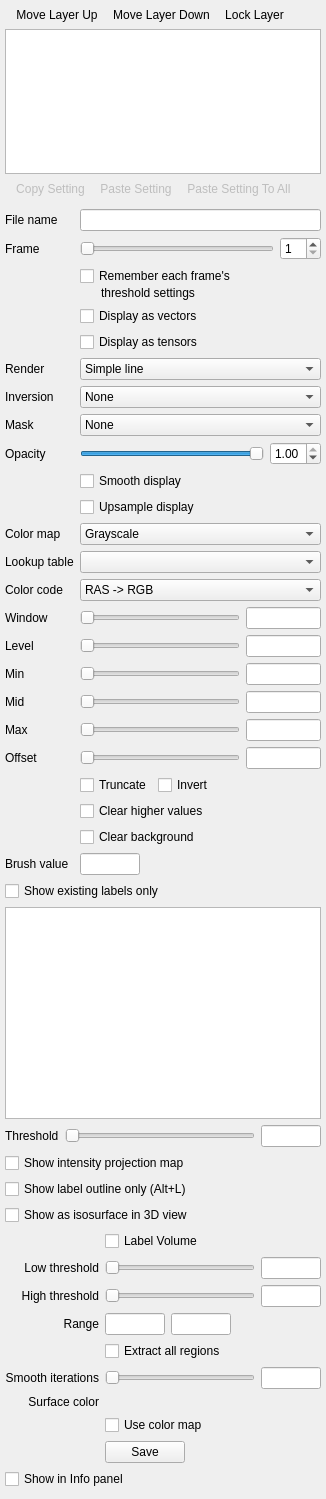
Qt form freeview/PanelVolume.ui (freesurfer/freesurfer) before a commit.
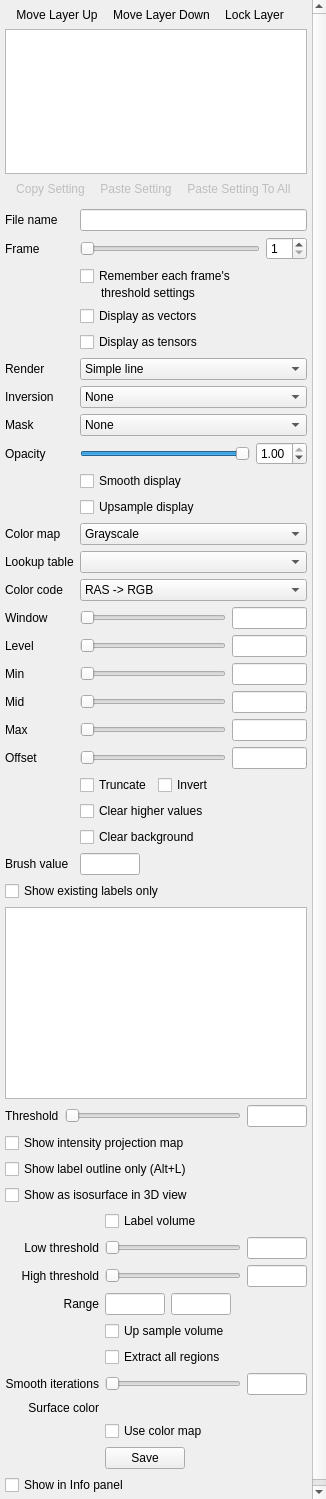
The same form after that commit. Icons and pictures are not drawn. Custom widgets are drawn as their Qt base class.

Commit message: add option to upsample volume when generating isosurface

Diff of the .ui file:
```diff
--- a/freeview/PanelVolume.ui
+++ b/freeview/PanelVolume.ui
@@ -28,7 +28,7 @@
      <x>0</x>
      <y>-196</y>
      <width>308</width>
-     <height>1695</height>
+     <height>1723</height>
     </rect>
    </property>
    <layout class="QVBoxLayout" name="verticalLayout">
@@ -859,7 +859,7 @@
     </item>
     <item>
      <layout class="QGridLayout" name="gridLayoutContour" columnstretch="0,0">
-      <item row="1" column="0">
+      <item row="2" column="0">
        <widget class="QLabel" name="labelContourThresholdLow">
         <property name="text">
          <string>Low threshold</string>
@@ -869,14 +869,14 @@
         </property>
        </widget>
       </item>
-      <item row="4" column="1">
+      <item row="6" column="1">
        <widget class="QCheckBox" name="checkBoxContourExtractAll">
         <property name="text">
          <string>Extract all regions</string>
         </property>
        </widget>
       </item>
-      <item row="6" column="0">
+      <item row="8" column="0">
        <widget class="QLabel" name="labelContourColor">
         <property name="text">
          <string>Surface color</string>
@@ -886,17 +886,17 @@
         </property>
        </widget>
       </item>
-      <item row="6" column="1">
+      <item row="8" column="1">
        <widget class="QtColorPicker" name="colorPickerContour" native="true"/>
       </item>
-      <item row="7" column="1">
+      <item row="9" column="1">
        <widget class="QCheckBox" name="checkBoxUseColorMap">
         <property name="text">
          <string>Use color map</string>
         </property>
        </widget>
       </item>
-      <item row="2" column="0">
+      <item row="3" column="0">
        <widget class="QLabel" name="labelContourThresholdHigh">
         <property name="text">
          <string>High threshold</string>
@@ -906,7 +906,7 @@
         </property>
        </widget>
       </item>
-      <item row="2" column="1">
+      <item row="3" column="1">
        <layout class="QHBoxLayout" name="horizontalLayout_13">
         <item>
          <widget class="QSlider" name="sliderContourThresholdHigh">
@@ -936,7 +936,7 @@
         </item>
        </layout>
       </item>
-      <item row="5" column="0">
+      <item row="7" column="0">
        <widget class="QLabel" name="labelSmoothIteration">
         <property name="text">
          <string>Smooth iterations</string>
@@ -946,7 +946,7 @@
         </property>
        </widget>
       </item>
-      <item row="5" column="1">
+      <item row="7" column="1">
        <layout class="QHBoxLayout" name="horizontalLayout_15">
         <item>
          <widget class="QSlider" name="sliderContourSmoothIteration">
@@ -976,7 +976,7 @@
         </item>
        </layout>
       </item>
-      <item row="8" column="1">
+      <item row="10" column="1">
        <layout class="QHBoxLayout" name="horizontalLayout_16">
         <item>
          <widget class="QPushButton" name="pushButtonContourSave">
@@ -1000,7 +1000,7 @@
         </item>
        </layout>
       </item>
-      <item row="1" column="1">
+      <item row="2" column="1">
        <layout class="QHBoxLayout" name="horizontalLayout_12">
         <item>
          <widget class="QSlider" name="sliderContourThresholdLow">
@@ -1030,14 +1030,14 @@
         </item>
        </layout>
       </item>
-      <item row="0" column="1">
+      <item row="1" column="1">
        <widget class="QCheckBox" name="checkBoxShowLabelContour">
         <property name="text">
-         <string>Label Volume</string>
+         <string>Label volume</string>
         </property>
        </widget>
       </item>
-      <item row="3" column="0">
+      <item row="4" column="0">
        <widget class="QLabel" name="labelContourLabelRange">
         <property name="text">
          <string>Range</string>
@@ -1047,7 +1047,7 @@
         </property>
        </widget>
       </item>
-      <item row="3" column="1">
+      <item row="4" column="1">
        <layout class="QHBoxLayout" name="horizontalLayout_3">
         <item>
          <widget class="QLineEdit" name="lineEditContourLabelRangeLow">
@@ -1096,6 +1096,13 @@
         </item>
        </layout>
       </item>
+      <item row="5" column="1">
+       <widget class="QCheckBox" name="checkBoxUpsampleContour">
+        <property name="text">
+         <string>Up sample volume</string>
+        </property>
+       </widget>
+      </item>
      </layout>
     </item>
     <item>
```
The commit also changes 7 other files.
